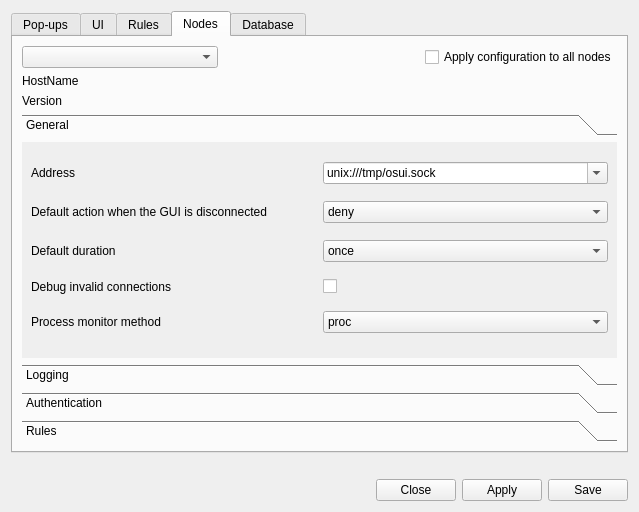
This is ui/opensnitch/res/preferences.ui in evilsocket/opensnitch as Qt 5 draws it before an edit. The edited form follows.
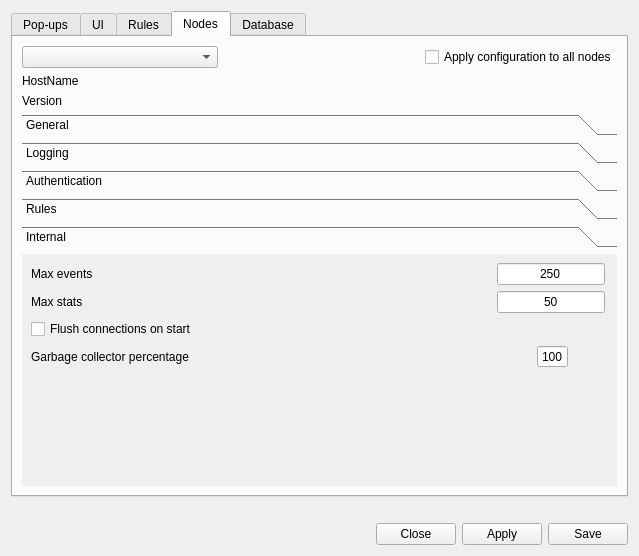
This is the edited form. The open tabs and pages were chosen to show the change. Icons and pictures are not drawn.

Commit message:
ui,prefs: allow to configure more options
Allow to configure from the preferences dialog:
 - max stats and events.
 - rules path (use default path if empty).
 - internal GC percentage, flush connections on start.

Disabled daemon's DefaultDuration option when the daemon is not
connected to the server (GUI). By default is "once".

Improved configuration parsing.
Minor improvements to display status messages.

The edit to the form file:
```diff
--- a/ui/opensnitch/res/preferences.ui
+++ b/ui/opensnitch/res/preferences.ui
@@ -7,7 +7,7 @@
     <x>0</x>
     <y>0</y>
     <width>639</width>
-    <height>512</height>
+    <height>556</height>
    </rect>
   </property>
   <property name="windowTitle">
@@ -1385,7 +1385,7 @@
             <x>0</x>
             <y>0</y>
             <width>599</width>
-            <height>209</height>
+            <height>224</height>
            </rect>
           </property>
           <attribute name="label">
@@ -1405,16 +1405,6 @@
              </property>
             </widget>
            </item>
-           <item row="2" column="0">
-            <widget class="QLabel" name="label_11">
-             <property name="toolTip">
-              <string>&lt;html&gt;&lt;head/&gt;&lt;body&gt;&lt;p&gt;The default duration will take place when there's no UI connected.&lt;/p&gt;&lt;/body&gt;&lt;/html&gt;</string>
-             </property>
-             <property name="text">
-              <string>Default duration</string>
-             </property>
-            </widget>
-           </item>
            <item row="2" column="1">
             <widget class="QComboBox" name="comboNodeDuration">
              <item>
@@ -1434,6 +1424,23 @@
              </item>
             </widget>
            </item>
+           <item row="4" column="1">
+            <widget class="QCheckBox" name="checkInterceptUnknown">
+             <property name="text">
+              <string/>
+             </property>
+            </widget>
+           </item>
+           <item row="2" column="0">
+            <widget class="QLabel" name="labelNodeDuration">
+             <property name="toolTip">
+              <string>&lt;html&gt;&lt;head/&gt;&lt;body&gt;&lt;p&gt;The default duration will take place when there's no UI connected.&lt;/p&gt;&lt;/body&gt;&lt;/html&gt;</string>
+             </property>
+             <property name="text">
+              <string>Default duration</string>
+             </property>
+            </widget>
+           </item>
            <item row="1" column="1">
             <widget class="QComboBox" name="comboNodeAction">
              <property name="editable">
@@ -1468,45 +1475,6 @@
              </item>
             </widget>
            </item>
-           <item row="4" column="1">
-            <widget class="QComboBox" name="comboNodeMonitorMethod">
-             <property name="accessibleDescription">
-              <string notr="true"/>
-             </property>
-             <item>
-              <property name="text">
-               <string notr="true">proc</string>
-              </property>
-             </item>
-             <item>
-              <property name="text">
-               <string notr="true">ebpf</string>
-              </property>
-             </item>
-             <item>
-              <property name="text">
-               <string notr="true">audit</string>
-              </property>
-             </item>
-            </widget>
-           </item>
-           <item row="3" column="0">
-            <widget class="QLabel" name="label_12">
-             <property name="toolTip">
-              <string>&lt;html&gt;&lt;head/&gt;&lt;body&gt;&lt;p&gt;If checked, OpenSnitch will prompt you to allow or deny connections that don't have an associated PID, due to several reasons, mostly due to bad state connections.&lt;/p&gt;&lt;p&gt;The pop-up dialog will only contain information about the network connection.&lt;/p&gt;&lt;p&gt;There're some scenarios where these are valid connections though, like when establishing a VPN using WireGuard.&lt;/p&gt;&lt;/body&gt;&lt;/html&gt;</string>
-             </property>
-             <property name="text">
-              <string>Debug invalid connections</string>
-             </property>
-            </widget>
-           </item>
-           <item row="4" column="0">
-            <widget class="QLabel" name="label_13">
-             <property name="text">
-              <string>Process monitor method</string>
-             </property>
-            </widget>
-           </item>
            <item row="0" column="0">
             <widget class="QLabel" name="label_15">
              <property name="toolTip">
@@ -1517,13 +1485,6 @@
              </property>
             </widget>
            </item>
-           <item row="3" column="1">
-            <widget class="QCheckBox" name="checkInterceptUnknown">
-             <property name="text">
-              <string/>
-             </property>
-            </widget>
-           </item>
            <item row="0" column="1">
             <widget class="QComboBox" name="comboNodeAddress">
              <property name="editable">
@@ -1536,6 +1497,45 @@
              </item>
             </widget>
            </item>
+           <item row="4" column="0">
+            <widget class="QLabel" name="label_12">
+             <property name="toolTip">
+              <string>&lt;html&gt;&lt;head/&gt;&lt;body&gt;&lt;p&gt;If checked, OpenSnitch will prompt you to allow or deny connections that don't have an associated PID, due to several reasons, mostly due to bad state connections.&lt;/p&gt;&lt;p&gt;The pop-up dialog will only contain information about the network connection.&lt;/p&gt;&lt;p&gt;There're some scenarios where these are valid connections though, like when establishing a VPN using WireGuard.&lt;/p&gt;&lt;/body&gt;&lt;/html&gt;</string>
+             </property>
+             <property name="text">
+              <string>Debug invalid connections</string>
+             </property>
+            </widget>
+           </item>
+           <item row="3" column="0">
+            <widget class="QLabel" name="label_13">
+             <property name="text">
+              <string>Process monitor method</string>
+             </property>
+            </widget>
+           </item>
+           <item row="3" column="1">
+            <widget class="QComboBox" name="comboNodeMonitorMethod">
+             <property name="accessibleDescription">
+              <string notr="true"/>
+             </property>
+             <item>
+              <property name="text">
+               <string notr="true">proc</string>
+              </property>
+             </item>
+             <item>
+              <property name="text">
+               <string notr="true">ebpf</string>
+              </property>
+             </item>
+             <item>
+              <property name="text">
+               <string notr="true">audit</string>
+              </property>
+             </item>
+            </widget>
+           </item>
           </layout>
          </widget>
          <widget class="QWidget" name="page_2">
@@ -1884,6 +1884,201 @@
              </property>
              <property name="text">
               <string>Enable checksums verification</string>
+             </property>
+            </widget>
+           </item>
+           <item row="12" column="0">
+            <spacer name="verticalSpacer_4">
+             <property name="orientation">
+              <enum>Qt::Vertical</enum>
+             </property>
+             <property name="sizeHint" stdset="0">
+              <size>
+               <width>20</width>
+               <height>40</height>
+              </size>
+             </property>
+            </spacer>
+           </item>
+           <item row="0" column="0">
+            <layout class="QHBoxLayout" name="horizontalLayout_11">
+             <item>
+              <widget class="QPushButton" name="cmdNodeRulesPath">
+               <property name="text">
+                <string>Path</string>
+               </property>
+               <property name="icon">
+                <iconset theme="document-open"/>
+               </property>
+              </widget>
+             </item>
+             <item>
+              <widget class="QLineEdit" name="lineNodeRulesPath">
+               <property name="toolTip">
+                <string>If empty, default rules path will be /etc/opensnitchd/rules</string>
+               </property>
+               <property name="placeholderText">
+                <string>absolute path to the rules directory (it must exist)</string>
+               </property>
+              </widget>
+             </item>
+            </layout>
+           </item>
+          </layout>
+         </widget>
+         <widget class="QWidget" name="page_11">
+          <attribute name="label">
+           <string>Internal</string>
+          </attribute>
+          <layout class="QGridLayout" name="gridLayout_14">
+           <item row="2" column="0" colspan="2">
+            <widget class="QCheckBox" name="checkNodeFlushConns">
+             <property name="text">
+              <string>Flush connections on start</string>
+             </property>
+            </widget>
+           </item>
+           <item row="0" column="1">
+            <widget class="QLineEdit" name="lineNodeMaxEvents">
+             <property name="sizePolicy">
+              <sizepolicy hsizetype="Maximum" vsizetype="Fixed">
+               <horstretch>0</horstretch>
+               <verstretch>0</verstretch>
+              </sizepolicy>
+             </property>
+             <property name="inputMethodHints">
+              <set>Qt::ImhDigitsOnly</set>
+             </property>
+             <property name="text">
+              <string>250</string>
+             </property>
+             <property name="alignment">
+              <set>Qt::AlignCenter</set>
+             </property>
+            </widget>
+           </item>
+           <item row="3" column="0">
+            <widget class="QLabel" name="label_29">
+             <property name="text">
+              <string>Garbage collector percentage</string>
+             </property>
+            </widget>
+           </item>
+           <item row="3" column="1">
+            <layout class="QHBoxLayout" name="horizontalLayout_10">
+             <property name="spacing">
+              <number>0</number>
+             </property>
+             <item>
+              <widget class="QPushButton" name="cmdNodeGcDown">
+               <property name="sizePolicy">
+                <sizepolicy hsizetype="Maximum" vsizetype="Maximum">
+                 <horstretch>0</horstretch>
+                 <verstretch>0</verstretch>
+                </sizepolicy>
+               </property>
+               <property name="text">
+                <string/>
+               </property>
+               <property name="icon">
+                <iconset theme="list-add">
+                 <normaloff>../../../../../../../../../../../../../../.designer/backup</normaloff>../../../../../../../../../../../../../../.designer/backup</iconset>
+               </property>
+               <property name="flat">
+                <bool>true</bool>
+               </property>
+              </widget>
+             </item>
+             <item>
+              <widget class="QSpinBox" name="spinNodeGC">
+               <property name="sizePolicy">
+                <sizepolicy hsizetype="Maximum" vsizetype="Fixed">
+                 <horstretch>0</horstretch>
+                 <verstretch>0</verstretch>
+                </sizepolicy>
+               </property>
+               <property name="alignment">
+                <set>Qt::AlignCenter</set>
+               </property>
+               <property name="buttonSymbols">
+                <enum>QAbstractSpinBox::NoButtons</enum>
+               </property>
+               <property name="accelerated">
+                <bool>true</bool>
+               </property>
+               <property name="maximum">
+                <number>100</number>
+               </property>
+               <property name="value">
+                <number>100</number>
+               </property>
+              </widget>
+             </item>
+             <item>
+              <widget class="QPushButton" name="cmdNodeGcUp">
+               <property name="sizePolicy">
+                <sizepolicy hsizetype="Fixed" vsizetype="Maximum">
+                 <horstretch>0</horstretch>
+                 <verstretch>0</verstretch>
+                </sizepolicy>
+               </property>
+               <property name="text">
+                <string/>
+               </property>
+               <property name="icon">
+                <iconset theme="list-remove">
+                 <normaloff>../../../../../../../../../../../../../../.designer/backup</normaloff>../../../../../../../../../../../../../../.designer/backup</iconset>
+               </property>
+               <property name="flat">
+                <bool>true</bool>
+               </property>
+              </widget>
+             </item>
+            </layout>
+           </item>
+           <item row="4" column="0" colspan="2">
+            <spacer name="verticalSpacer_5">
+             <property name="orientation">
+              <enum>Qt::Vertical</enum>
+             </property>
+             <property name="sizeHint" stdset="0">
+              <size>
+               <width>20</width>
+               <height>40</height>
+              </size>
+             </property>
+            </spacer>
+           </item>
+           <item row="1" column="1">
+            <widget class="QLineEdit" name="lineNodeMaxStats">
+             <property name="sizePolicy">
+              <sizepolicy hsizetype="Maximum" vsizetype="Fixed">
+               <horstretch>0</horstretch>
+               <verstretch>0</verstretch>
+              </sizepolicy>
+             </property>
+             <property name="inputMethodHints">
+              <set>Qt::ImhDigitsOnly</set>
+             </property>
+             <property name="text">
+              <string>50</string>
+             </property>
+             <property name="alignment">
+              <set>Qt::AlignCenter</set>
+             </property>
+            </widget>
+           </item>
+           <item row="0" column="0">
+            <widget class="QLabel" name="label_31">
+             <property name="text">
+              <string>Max events</string>
+             </property>
+            </widget>
+           </item>
+           <item row="1" column="0">
+            <widget class="QLabel" name="label_30">
+             <property name="text">
+              <string>Max stats</string>
              </property>
             </widget>
            </item>
```
Left out of the diff: 69 changed lines with no effect on the pictures. The commit also changes 2 other files.
